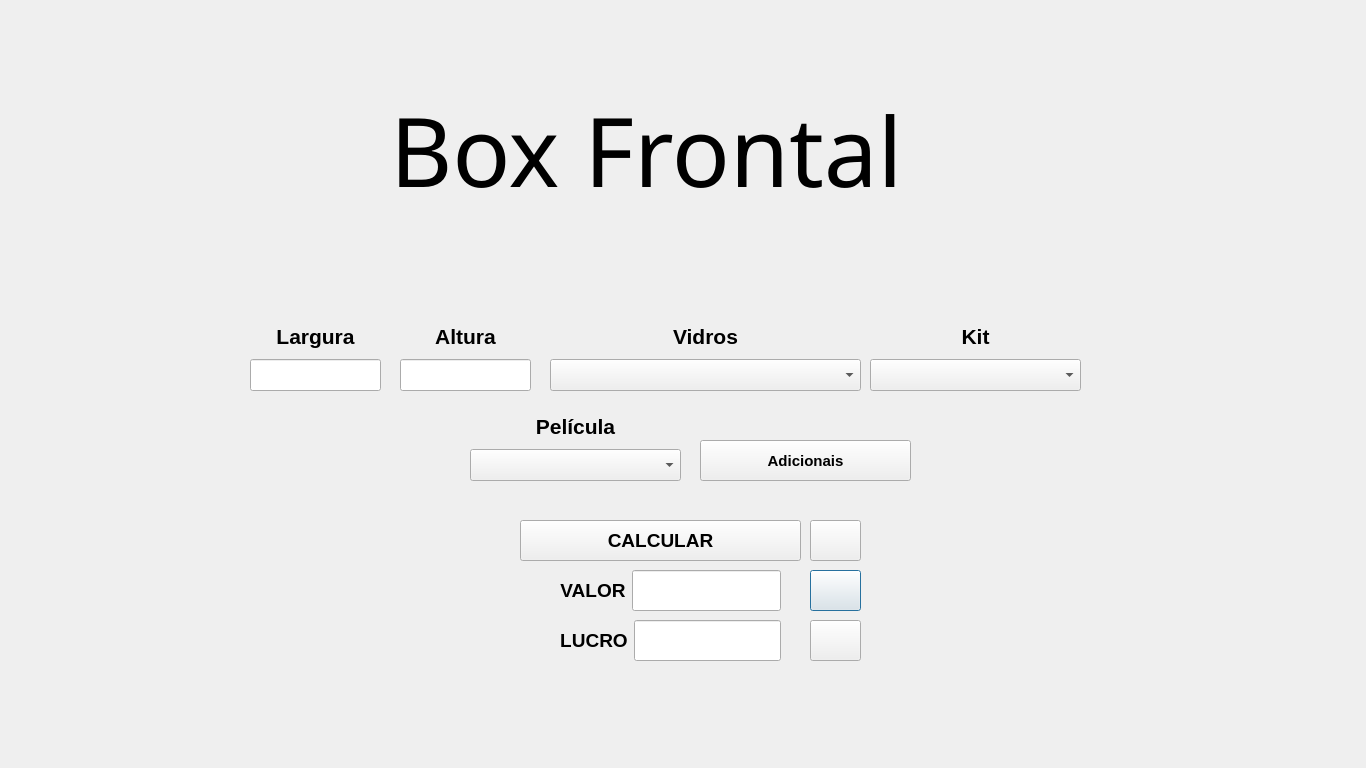
PedrOliveiraM/Artvidros-2023, file ArtvidrosV3/boxfrontal.ui: the form before one commit.
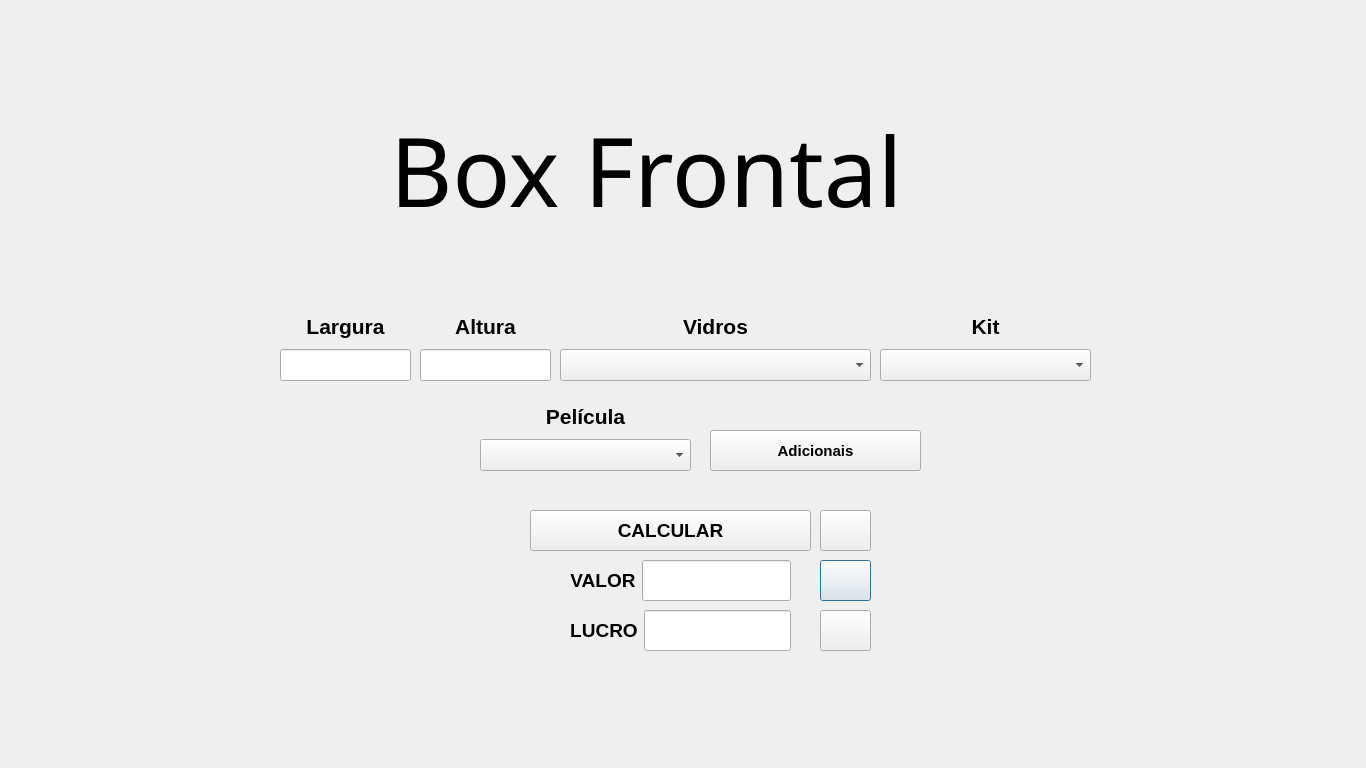
The form after the commit. Icons and pictures are not drawn.

Diff of the .ui file:
```diff
--- a/ArtvidrosV3/boxfrontal.ui
+++ b/ArtvidrosV3/boxfrontal.ui
@@ -16,8 +16,8 @@
   <widget class="QWidget" name="layoutWidget_2">
    <property name="geometry">
     <rect>
-     <x>550</x>
-     <y>320</y>
+     <x>560</x>
+     <y>310</y>
      <width>311</width>
      <height>71</height>
     </rect>
@@ -62,8 +62,8 @@
   <widget class="QWidget" name="layoutWidget_9">
    <property name="geometry">
     <rect>
-     <x>470</x>
-     <y>410</y>
+     <x>480</x>
+     <y>400</y>
      <width>211</width>
      <height>71</height>
     </rect>
@@ -102,8 +102,8 @@
   <widget class="QPushButton" name="pushButtonSalvar">
    <property name="geometry">
     <rect>
-     <x>810</x>
-     <y>570</y>
+     <x>820</x>
+     <y>560</y>
      <width>51</width>
      <height>41</height>
     </rect>
@@ -125,8 +125,8 @@
   <widget class="QPushButton" name="pushButtonCalcular">
    <property name="geometry">
     <rect>
-     <x>520</x>
-     <y>520</y>
+     <x>530</x>
+     <y>510</y>
      <width>281</width>
      <height>41</height>
     </rect>
@@ -150,8 +150,8 @@
   <widget class="QWidget" name="layoutWidget_7">
    <property name="geometry">
     <rect>
-     <x>870</x>
-     <y>320</y>
+     <x>880</x>
+     <y>310</y>
      <width>211</width>
      <height>71</height>
     </rect>
@@ -190,8 +190,8 @@
   <widget class="QPushButton" name="pushButtonRefatorando">
    <property name="geometry">
     <rect>
-     <x>700</x>
-     <y>440</y>
+     <x>710</x>
+     <y>430</y>
      <width>211</width>
      <height>41</height>
     </rect>
@@ -220,7 +220,7 @@
    <property name="geometry">
     <rect>
      <x>390</x>
-     <y>80</y>
+     <y>100</y>
      <width>641</width>
      <height>141</height>
     </rect>
@@ -239,8 +239,8 @@
   <widget class="QWidget" name="layoutWidget_6">
    <property name="geometry">
     <rect>
-     <x>560</x>
-     <y>570</y>
+     <x>570</x>
+     <y>560</y>
      <width>221</width>
      <height>41</height>
     </rect>
@@ -274,8 +274,8 @@
   <widget class="QWidget" name="layoutWidget">
    <property name="geometry">
     <rect>
-     <x>560</x>
-     <y>620</y>
+     <x>570</x>
+     <y>610</y>
      <width>221</width>
      <height>41</height>
     </rect>
@@ -316,8 +316,8 @@
   <widget class="QPushButton" name="pushButtonDesconto">
    <property name="geometry">
     <rect>
-     <x>810</x>
-     <y>520</y>
+     <x>820</x>
+     <y>510</y>
      <width>51</width>
      <height>41</height>
     </rect>
@@ -339,8 +339,8 @@
   <widget class="QWidget" name="layoutWidget_5">
    <property name="geometry">
     <rect>
-     <x>250</x>
-     <y>320</y>
+     <x>280</x>
+     <y>310</y>
      <width>131</width>
      <height>71</height>
     </rect>
@@ -380,8 +380,8 @@
   <widget class="QPushButton" name="pushButtonLimpar">
    <property name="geometry">
     <rect>
-     <x>810</x>
-     <y>620</y>
+     <x>820</x>
+     <y>610</y>
      <width>51</width>
      <height>41</height>
     </rect>
@@ -403,8 +403,8 @@
   <widget class="QWidget" name="layoutWidget_8">
    <property name="geometry">
     <rect>
-     <x>400</x>
-     <y>320</y>
+     <x>420</x>
+     <y>310</y>
      <width>131</width>
      <height>71</height>
     </rect>
```
